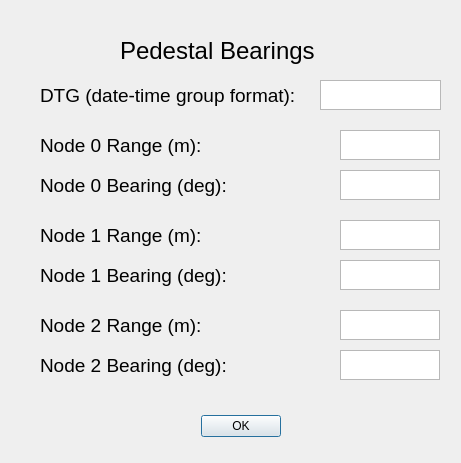
Old version of the form src/bearingsdialog.ui in the repository nextrad/cnc_controller.
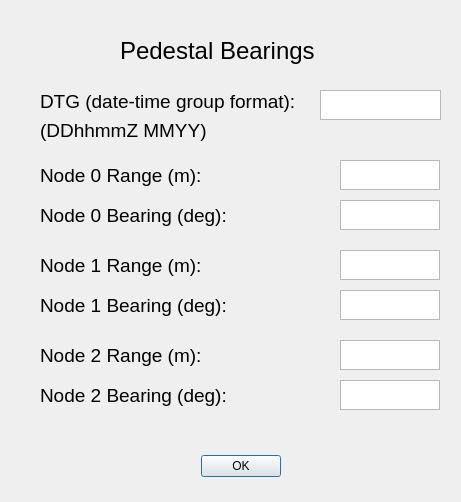
New version of the form.

Commit message: Cleaned up code and added DTG format

Patch:
```diff
--- a/src/bearingsdialog.ui
+++ b/src/bearingsdialog.ui
@@ -7,7 +7,7 @@
     <x>0</x>
     <y>0</y>
     <width>461</width>
-    <height>463</height>
+    <height>502</height>
    </rect>
   </property>
   <property name="windowTitle">
@@ -17,7 +17,7 @@
    <property name="geometry">
     <rect>
      <x>200</x>
-     <y>410</y>
+     <y>450</y>
      <width>81</width>
      <height>32</height>
     </rect>
@@ -47,24 +47,6 @@
     <string>Pedestal Bearings</string>
    </property>
   </widget>
-  <widget class="QLabel" name="dtglabel">
-   <property name="geometry">
-    <rect>
-     <x>40</x>
-     <y>80</y>
-     <width>261</width>
-     <height>31</height>
-    </rect>
-   </property>
-   <property name="font">
-    <font>
-     <pointsize>14</pointsize>
-    </font>
-   </property>
-   <property name="text">
-    <string>DTG (date-time group format):</string>
-   </property>
-  </widget>
   <widget class="QTextEdit" name="dtgEdit">
    <property name="geometry">
     <rect>
@@ -79,7 +61,7 @@
    <property name="geometry">
     <rect>
      <x>40</x>
-     <y>130</y>
+     <y>160</y>
      <width>191</width>
      <height>31</height>
     </rect>
@@ -87,6 +69,8 @@
    <property name="font">
     <font>
      <pointsize>14</pointsize>
+     <weight>50</weight>
+     <bold>false</bold>
     </font>
    </property>
    <property name="text">
@@ -97,7 +81,7 @@
    <property name="geometry">
     <rect>
      <x>340</x>
-     <y>130</y>
+     <y>160</y>
      <width>100</width>
      <height>30</height>
     </rect>
@@ -107,7 +91,7 @@
    <property name="geometry">
     <rect>
      <x>40</x>
-     <y>170</y>
+     <y>200</y>
      <width>201</width>
      <height>31</height>
     </rect>
@@ -115,6 +99,8 @@
    <property name="font">
     <font>
      <pointsize>14</pointsize>
+     <weight>50</weight>
+     <bold>false</bold>
     </font>
    </property>
    <property name="text">
@@ -125,7 +111,7 @@
    <property name="geometry">
     <rect>
      <x>340</x>
-     <y>170</y>
+     <y>200</y>
      <width>100</width>
      <height>30</height>
     </rect>
@@ -135,7 +121,7 @@
    <property name="geometry">
     <rect>
      <x>40</x>
-     <y>260</y>
+     <y>290</y>
      <width>201</width>
      <height>31</height>
     </rect>
@@ -143,6 +129,8 @@
    <property name="font">
     <font>
      <pointsize>14</pointsize>
+     <weight>50</weight>
+     <bold>false</bold>
     </font>
    </property>
    <property name="text">
@@ -153,7 +141,7 @@
    <property name="geometry">
     <rect>
      <x>40</x>
-     <y>220</y>
+     <y>250</y>
      <width>191</width>
      <height>31</height>
     </rect>
@@ -161,6 +149,8 @@
    <property name="font">
     <font>
      <pointsize>14</pointsize>
+     <weight>50</weight>
+     <bold>false</bold>
     </font>
    </property>
    <property name="text">
@@ -171,7 +161,7 @@
    <property name="geometry">
     <rect>
      <x>340</x>
-     <y>260</y>
+     <y>290</y>
      <width>100</width>
      <height>30</height>
     </rect>
@@ -181,7 +171,7 @@
    <property name="geometry">
     <rect>
      <x>340</x>
-     <y>220</y>
+     <y>250</y>
      <width>100</width>
      <height>30</height>
     </rect>
@@ -191,7 +181,7 @@
    <property name="geometry">
     <rect>
      <x>340</x>
-     <y>310</y>
+     <y>340</y>
      <width>100</width>
      <height>30</height>
     </rect>
@@ -201,7 +191,7 @@
    <property name="geometry">
     <rect>
      <x>40</x>
-     <y>350</y>
+     <y>380</y>
      <width>201</width>
      <height>31</height>
     </rect>
@@ -209,6 +199,8 @@
    <property name="font">
     <font>
      <pointsize>14</pointsize>
+     <weight>50</weight>
+     <bold>false</bold>
     </font>
    </property>
    <property name="text">
@@ -219,7 +211,7 @@
    <property name="geometry">
     <rect>
      <x>40</x>
-     <y>310</y>
+     <y>340</y>
      <width>191</width>
      <height>31</height>
     </rect>
@@ -227,6 +219,8 @@
    <property name="font">
     <font>
      <pointsize>14</pointsize>
+     <weight>50</weight>
+     <bold>false</bold>
     </font>
    </property>
    <property name="text">
@@ -237,7 +231,7 @@
    <property name="geometry">
     <rect>
      <x>340</x>
-     <y>350</y>
+     <y>380</y>
      <width>100</width>
      <height>30</height>
     </rect>
@@ -247,12 +241,52 @@
    <property name="geometry">
     <rect>
      <x>320</x>
-     <y>80</y>
+     <y>90</y>
      <width>121</width>
      <height>30</height>
     </rect>
    </property>
   </widget>
+  <widget class="QWidget" name="">
+   <property name="geometry">
+    <rect>
+     <x>40</x>
+     <y>90</y>
+     <width>410</width>
+     <height>52</height>
+    </rect>
+   </property>
+   <layout class="QVBoxLayout" name="verticalLayout">
+    <item>
+     <widget class="QLabel" name="dtglabel">
+      <property name="font">
+       <font>
+        <pointsize>14</pointsize>
+        <weight>50</weight>
+        <bold>false</bold>
+       </font>
+      </property>
+      <property name="text">
+       <string>DTG (date-time group format):</string>
+      </property>
+     </widget>
+    </item>
+    <item>
+     <widget class="QLabel" name="label_2">
+      <property name="font">
+       <font>
+        <pointsize>14</pointsize>
+        <weight>50</weight>
+        <bold>false</bold>
+       </font>
+      </property>
+      <property name="text">
+       <string>(DDhhmmZ MMYY)</string>
+      </property>
+     </widget>
+    </item>
+   </layout>
+  </widget>
  </widget>
  <resources/>
  <connections>
```
Left out of the diff: 2 changed lines with no effect on the pictures. The commit also changes 6 other files.
